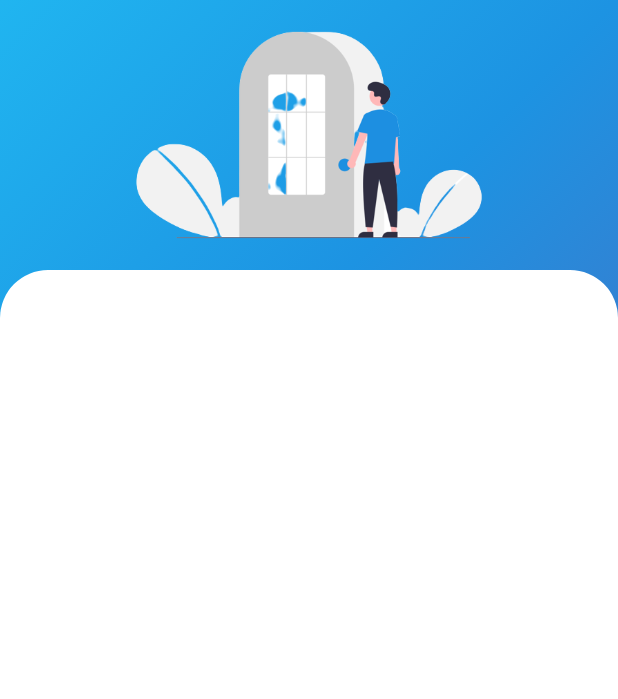
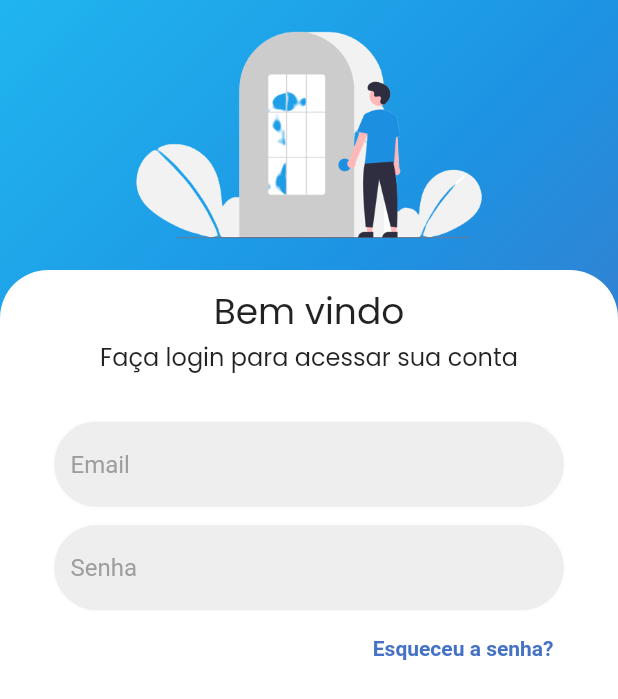
Before and after one commit to GSilva11/Projeto_Facilite, a Flutter app: the screen it shows after launch, on a phone screen of 412 x 824 dp. Shown: the top 699 px of the screen. Run offline on Flutter 3.47's test engine with Material 2 defaults, Android fonts, the phone set to English and light mode, and no system bars.

Commit message:
quarto commit

```diff
--- /dev/null
+++ b/lib/components/textfield.dart
@@ -0,0 +1,39 @@
+import 'package:flutter/material.dart';
+
+class MyTextField extends StatelessWidget {
+ final controller;
+ final String hintText;
+ final bool obscureText;
+
+  const MyTextField({
+    super.key,
+    required this.controller,
+    required this.hintText,
+    required this.obscureText,
+  });
+
+  @override
+  Widget build(BuildContext context) {
+    return Padding(
+      padding: const EdgeInsets.symmetric(horizontal: 25.0),
+      child: TextField(
+        controller: controller,
+        obscureText: obscureText,
+        decoration: InputDecoration(
+          enabledBorder:  OutlineInputBorder(
+            borderSide: BorderSide(color: Colors.white),
+            borderRadius: BorderRadius.circular(50),
+          ),
+          focusedBorder: OutlineInputBorder(
+            borderSide: BorderSide(color: Colors.grey.shade400),
+            borderRadius: BorderRadius.circular(50),
+          ),
+          fillColor: Colors.grey.shade200,
+          filled: true,
+          hintText: hintText,
+          hintStyle: TextStyle(color: Colors.grey[500]),
+        ),
+      ),
+    );
+  }
+}
--- a/lib/main.dart
+++ b/lib/main.dart
@@ -20,7 +20,7 @@ class MyApp extends StatelessWidget {
       initialRoute: '/splash',
       routes: {
         '/splash': (_) => const SplashPage(),
-        '/login': (_) => const LoginPage(),
+        '/login': (_) =>  LoginPage(),
         '/senha':(_) => const Senha(),
       },
     );
--- a/lib/pages/login_page.dart
+++ b/lib/pages/login_page.dart
@@ -1,7 +1,11 @@
 import 'package:flutter/material.dart';
+import '../components/textfield.dart';
 
 class LoginPage extends StatelessWidget {
-  const LoginPage({super.key});
+  LoginPage({super.key});
+
+  final usernameController = TextEditingController();
+  final passwordController = TextEditingController();
 
   @override
   Widget build(BuildContext context) {
@@ -10,7 +14,7 @@ class LoginPage extends StatelessWidget {
         width: double.maxFinite,
         height: double.maxFinite,
         child: Stack(
-          children: <Widget> [
+          children: <Widget>[
             Container(
               decoration: BoxDecoration(
                 gradient: LinearGradient(begin: Alignment.topLeft, colors: [
@@ -20,7 +24,11 @@ class LoginPage extends StatelessWidget {
                 ]),
               ),
             ),
-            Image.asset('assets/images/undraw_Login.png', height: 180, width: double.maxFinite,),
+            Image.asset(
+              'assets/images/undraw_Login.png',
+              height: 180,
+              width: double.maxFinite,
+            ),
             Positioned(
               child: Container(
                 margin: EdgeInsets.only(top: 180),
@@ -33,7 +41,41 @@ class LoginPage extends StatelessWidget {
                     topRight: Radius.circular(32),
                   ),
                 ),
+                child: Padding(
+                  padding: const EdgeInsets.all(10.0),
+                  child: Column(
+                    children: [
+                      Text('Bem vindo', style: TextStyle(fontSize: 24, fontFamily: 'Poppins'),),
+                      Text('Faça login para acessar sua conta',style: TextStyle(fontSize: 16, fontFamily: 'Poppins'),),
+                      SizedBox(
+                        height: 30,
+                      ),
+                      MyTextField(
+                        controller: usernameController,
+                        hintText: 'Email',
+                        obscureText: false,
+                      ),
+                      SizedBox(
+                        height: 10,
+                      ),
+                      MyTextField(
+                        controller: passwordController,
+                        hintText: 'Senha',
+                         obscureText: true,
 
+                      ),
+                      Row(
+                        mainAxisAlignment: MainAxisAlignment.end,
+                        children: [
+                          Padding(
+                            padding: const EdgeInsets.symmetric(horizontal: 25.0),
+                            child: TextButton(onPressed: () {}, child: Text('Esqueceu a senha?', style: TextStyle(color: Color(0xFF4572c5), fontWeight: FontWeight.bold),),),
+                          ),
+                        ],
+                      )
+                    ],
+                  ),
+                ),
               ),
             ),
           ],
```
